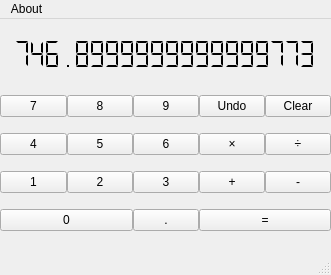
This is Assets/design.ui in 416d72/PyCalc as Qt 5 draws it before an edit. The edited form follows.
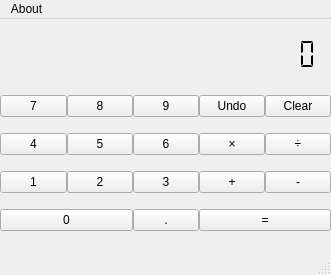
This is the edited form.

Diff of the .ui file:
```diff
--- a/Assets/design.ui
+++ b/Assets/design.ui
@@ -261,7 +261,7 @@
      <enum>QLCDNumber::Flat</enum>
     </property>
     <property name="value" stdset="0">
-     <double>746.899999999999977</double>
+     <double>0.000000000000000</double>
     </property>
    </widget>
   </widget>
```
Left out of the diff: 47 changed lines with no effect on the pictures.
